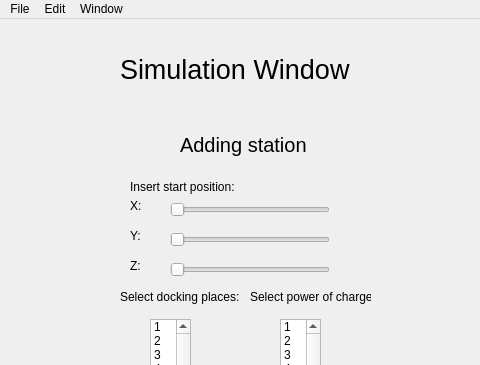
MBahyrycz/DroneSimulationEnvironment, file src/App/GUI/main.ui: the form before one commit; both pictures show x 0 to 480 and y 0 to 365 of the 834 by 625 pixel window.
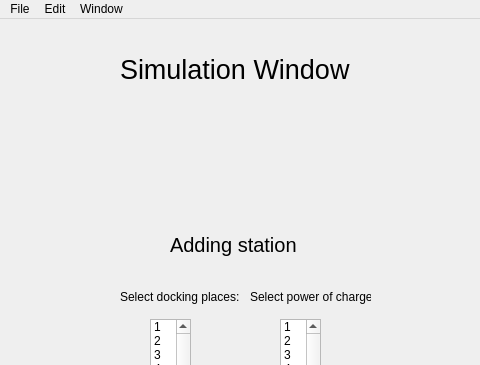
The form after the commit. The open tabs and pages were chosen to show the change.

Commit message: Working simulation and station adding, not working giving id

Patch:
```diff
--- a/src/App/GUI/main.ui
+++ b/src/App/GUI/main.ui
@@ -633,22 +633,6 @@
      </widget>
     </widget>
     <widget class="QWidget" name="add_station_widget">
-     <widget class="QSlider" name="y_pos_st">
-      <property name="geometry">
-       <rect>
-        <x>120</x>
-        <y>110</y>
-        <width>160</width>
-        <height>22</height>
-       </rect>
-      </property>
-      <property name="maximum">
-       <number>1000</number>
-      </property>
-      <property name="orientation">
-       <enum>Qt::Horizontal</enum>
-      </property>
-     </widget>
      <widget class="QPushButton" name="delete_station">
       <property name="geometry">
        <rect>
@@ -710,32 +694,6 @@
        <string>Select docking places:</string>
       </property>
      </widget>
-     <widget class="QLabel" name="label_12">
-      <property name="geometry">
-       <rect>
-        <x>80</x>
-        <y>80</y>
-        <width>47</width>
-        <height>13</height>
-       </rect>
-      </property>
-      <property name="text">
-       <string>X:</string>
-      </property>
-     </widget>
-     <widget class="QLabel" name="label_13">
-      <property name="geometry">
-       <rect>
-        <x>80</x>
-        <y>140</y>
-        <width>47</width>
-        <height>13</height>
-       </rect>
-      </property>
-      <property name="text">
-       <string>Z:</string>
-      </property>
-     </widget>
      <widget class="QPushButton" name="add_station_2">
       <property name="geometry">
        <rect>
@@ -749,22 +707,6 @@
        <string>Add</string>
       </property>
      </widget>
-     <widget class="QSlider" name="z_pos_st">
-      <property name="geometry">
-       <rect>
-        <x>120</x>
-        <y>140</y>
-        <width>160</width>
-        <height>22</height>
-       </rect>
-      </property>
-      <property name="maximum">
-       <number>1000</number>
-      </property>
-      <property name="orientation">
-       <enum>Qt::Horizontal</enum>
-      </property>
-     </widget>
      <widget class="QLabel" name="label_9">
       <property name="geometry">
        <rect>
@@ -778,19 +720,6 @@
        <string>Select power of charge:</string>
       </property>
      </widget>
-     <widget class="QLabel" name="label_10">
-      <property name="geometry">
-       <rect>
-        <x>80</x>
-        <y>110</y>
-        <width>47</width>
-        <height>13</height>
-       </rect>
-      </property>
-      <property name="text">
-       <string>Y:</string>
-      </property>
-     </widget>
      <widget class="QPushButton" name="cancel_2">
       <property name="geometry">
        <rect>
@@ -839,40 +768,11 @@
        </property>
       </item>
      </widget>
-     <widget class="QLabel" name="label_11">
-      <property name="geometry">
-       <rect>
-        <x>80</x>
-        <y>60</y>
-        <width>141</width>
-        <height>16</height>
-       </rect>
-      </property>
-      <property name="text">
-       <string>Insert start position:</string>
-      </property>
-     </widget>
-     <widget class="QSlider" name="x_pos_st">
-      <property name="geometry">
-       <rect>
-        <x>120</x>
-        <y>80</y>
-        <width>160</width>
-        <height>22</height>
-       </rect>
-      </property>
-      <property name="maximum">
-       <number>1000</number>
-      </property>
-      <property name="orientation">
-       <enum>Qt::Horizontal</enum>
-      </property>
-     </widget>
      <widget class="QLabel" name="label_8">
       <property name="geometry">
        <rect>
-        <x>130</x>
-        <y>10</y>
+        <x>120</x>
+        <y>110</y>
         <width>131</width>
         <height>31</height>
        </rect>
@@ -933,6 +833,44 @@
       </property>
      </widget>
     </widget>
+    <widget class="QWidget" name="station_num">
+     <widget class="QLabel" name="label_10">
+      <property name="geometry">
+       <rect>
+        <x>120</x>
+        <y>50</y>
+        <width>161</width>
+        <height>16</height>
+       </rect>
+      </property>
+      <property name="text">
+       <string>Insert number of stations:</string>
+      </property>
+     </widget>
+     <widget class="QSpinBox" name="number_of_stations">
+      <property name="geometry">
+       <rect>
+        <x>150</x>
+        <y>120</y>
+        <width>42</width>
+        <height>22</height>
+       </rect>
+      </property>
+     </widget>
+     <widget class="QPushButton" name="go_back_4">
+      <property name="geometry">
+       <rect>
+        <x>140</x>
+        <y>160</y>
+        <width>75</width>
+        <height>23</height>
+       </rect>
+      </property>
+      <property name="text">
+       <string>BACK</string>
+      </property>
+     </widget>
+    </widget>
     <widget class="QWidget" name="page"/>
     <widget class="QWidget" name="edit_scenario_widget">
      <widget class="QPushButton" name="go_back_3">
```
Left out of the diff: 2 changed lines with no effect on the pictures. The commit also changes 3 other files.
